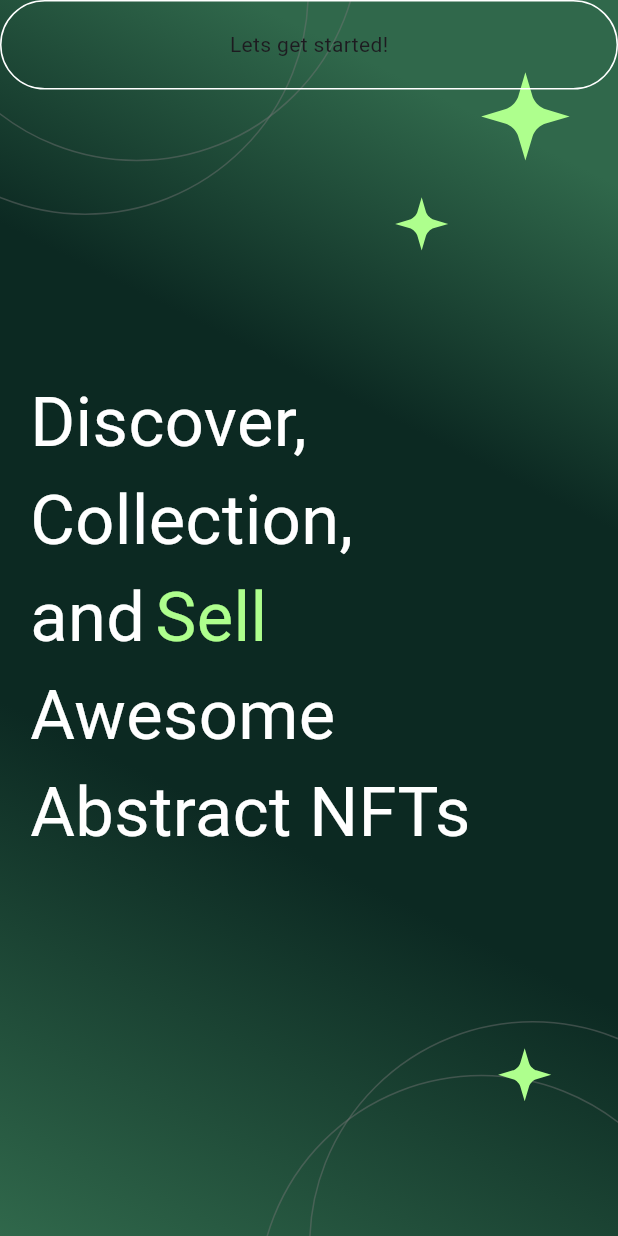
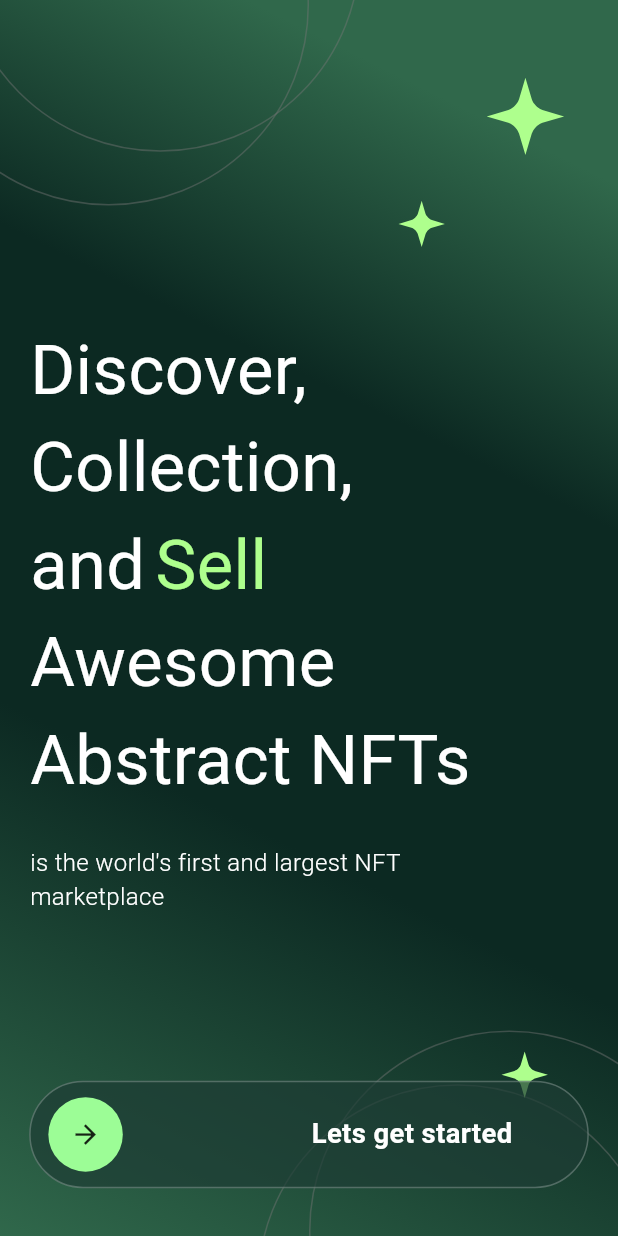
Before and after one commit to himayajawad19/NFTMarketPlace, a Flutter app: the screen it shows after launch, on a phone screen of 412 x 824 dp. Run offline on Flutter 3.47's test engine with Material 3 defaults, Android fonts, the phone set to English and light mode, and no system bars; our stand-ins replace flutter_riverpod, flutter_screenutil, flutter_svg.

Commit message:
Homescreen, intro slider and routes added. Font and logo updated

```diff
--- /dev/null
+++ b/lib/config/routes.dart
@@ -0,0 +1,81 @@
+import 'package:flutter/material.dart';
+import 'package:nftmarketplace/screens/home/home_view.dart';
+import 'package:nftmarketplace/screens/introSlider/introSliderView.dart';
+import 'package:nftmarketplace/screens/splash/splashView.dart';
+
+Route<dynamic> generateRoute(RouteSettings settings){
+  switch(settings.name){
+    case Splashview.route:
+    return PageRouteBuilder(
+        settings: settings,
+        pageBuilder: (_, __, ___) => const Splashview(),
+        transitionsBuilder: (_, a, __, c) => SlideTransition(
+          position: Tween<Offset>(
+            begin: const Offset(1.0, 0.0),
+            end: Offset.zero,
+          ).animate(
+            CurvedAnimation(
+              parent: a,
+              curve: Curves.easeInOut,
+            ),
+          ),
+          child: c,
+        ),
+        transitionDuration: const Duration(milliseconds: 1000),
+      );
+    case IntroSlider.route:
+    return PageRouteBuilder(
+        settings: settings,
+        pageBuilder: (_, __, ___) => const IntroSlider(),
+        transitionsBuilder: (_, a, __, c) => SlideTransition(
+          position: Tween<Offset>(
+            begin: const Offset(1.0, 0.0),
+            end: Offset.zero,
+          ).animate(
+            CurvedAnimation(
+              parent: a,
+              curve: Curves.easeInOut,
+            ),
+          ),
+          child: c,
+        ),
+        transitionDuration: const Duration(milliseconds: 1000),
+      );
+    case HomeView.route:
+    return PageRouteBuilder(
+        settings: settings,
+        pageBuilder: (_, __, ___) => const HomeView(),
+        transitionsBuilder: (_, a, __, c) => SlideTransition(
+          position: Tween<Offset>(
+            begin: const Offset(1.0, 0.0),
+            end: Offset.zero,
+          ).animate(
+            CurvedAnimation(
+              parent: a,
+              curve: Curves.easeInOut,
+            ),
+          ),
+          child: c,
+        ),
+        transitionDuration: const Duration(milliseconds: 1000),
+      );
+
+      default:
+      return errorRoute();
+
+  }
+}
+Route<dynamic> errorRoute() {
+  return MaterialPageRoute(
+    builder: (_) {
+      return Scaffold(
+        appBar: AppBar(
+          title: const Text('Arggg!'),
+        ),
+        body: const Center(
+          child: Text('Oh No! You should not be here! '),
+        ),
+      );
+    },
+  );
+}
--- a/lib/main.dart
+++ b/lib/main.dart
@@ -1,26 +1,31 @@
 import 'package:flutter/material.dart';
 import 'package:flutter_riverpod/flutter_riverpod.dart';
 import 'package:flutter_screenutil/flutter_screenutil.dart';
-import 'package:nftmarketplace/screens/splashscreen/splashView.dart';
+import 'package:nftmarketplace/config/routes.dart';
+import 'package:nftmarketplace/screens/introSlider/introSliderView.dart';
+import 'package:nftmarketplace/screens/splash/splashView.dart';
 
 void main() {
-  runApp(const ProviderScope(child:MyApp()));
+  runApp(const ProviderScope(child: MyApp()));
 }
 
 class MyApp extends StatelessWidget {
   const MyApp({super.key});
-
-  // This widget is the root of your application.
   @override
   Widget build(BuildContext context) {
-    return
-    ScreenUtilInit(
-      builder:  (_ , child) {
-      return MaterialApp(
-        title: 'Flutter Demo',
-        debugShowCheckedModeBanner: false,
-        home: const SplashView(),
-      );}
+    return ScreenUtilInit(
+      splitScreenMode: true,
+      // designSize: const Size(402, 874),
+      minTextAdapt: true,
+      builder: (_, child) {
+        return MaterialApp(
+          title: 'minted',
+          debugShowCheckedModeBanner: false,
+
+          initialRoute: Splashview.route,
+          onGenerateRoute: generateRoute,
+        );
+      },
     );
   }
 }
--- /dev/null
+++ b/lib/screens/introSlider/introSliderView.dart
@@ -0,0 +1,303 @@
+import 'package:flutter/material.dart';
+import 'package:flutter_riverpod/flutter_riverpod.dart';
+import 'package:flutter_screenutil/flutter_screenutil.dart';
+import 'package:flutter_svg/svg.dart';
+import 'package:nftmarketplace/screens/home/home_view.dart';
+
+class IntroSlider extends ConsumerStatefulWidget {
+  const IntroSlider({super.key});
+  static const route = '/introSlider';
+
+  @override
+  ConsumerState<IntroSlider> createState() => _IntroSliderState();
+}
+
+class _IntroSliderState extends ConsumerState<IntroSlider> {
+  bool _animateCircles = false;
+  bool _showText = false;
+
+  @override
+  void initState() {
+    super.initState();
+     Future.delayed(const Duration(milliseconds: 700), () {
+
+      setState(() {
+      _showText = true;
+    });
+    });
+    Future.delayed(const Duration(milliseconds: 1000), () {
+      setState(() {
+        _animateCircles = true;
+      });
+      setState(() {
+      _showText = true;
+    });
+    });
+  }
+
+  @override
+  Widget build(BuildContext context) {
+    return Scaffold(
+      body: Container(
+        height: MediaQuery.of(context).size.height,
+        width: double.infinity,
+        decoration: BoxDecoration(
+          gradient: LinearGradient(
+            begin: Alignment.topRight,
+            end: Alignment.bottomLeft,
+            stops: [0.12, 0.34435, 0.65343, 1],
+            colors: [
+              Color(0xFF30684b),
+              Color(0xFF0C2922),
+              Color(0xFF0C2922),
+              Color(0xFF30684b),
+            ],
+          ),
+        ),
+        child: Center(
+          child:
+          Column(
+            mainAxisAlignment: MainAxisAlignment.center,
+            children: [
+              Container(
+                height: MediaQuery.of(context).size.height,
+                width: double.infinity,
+
+                child: Stack(
+                  clipBehavior: Clip.none,
+                  children: [
+                    Positioned(
+                      right: 150.w,
+                      bottom: 560.h,
+                      child: AnimatedOpacity(
+                        duration: Duration(milliseconds: 800),
+                        opacity: _animateCircles ? 1.0 : 0.0,
+                        child: AnimatedContainer(
+                          duration: Duration(milliseconds: 2000),
+                          curve: Curves.easeInCirc,
+                          height: _animateCircles ? 330.h : 300.h,
+                          width: _animateCircles ? 250.h : 200.h,
+                          decoration: BoxDecoration(
+                            border: Border.all(
+                              width: 1,
+                              color: const Color.fromARGB(115, 117, 117, 117),
+                            ),
+                            shape: BoxShape.circle,
+                          ),
+                        ),
+                      ),
+                    ),
+                    Positioned(
+                      right: 180.w,
+                      bottom: 530.h,
+                      child: AnimatedOpacity(
+                        duration: Duration(milliseconds: 800),
+                        opacity: _animateCircles ? 1.0 : 0.0,
+                        child: AnimatedContainer(
+                          duration: Duration(milliseconds: 2000),
+                          curve: Curves.easeInCirc,
+                          height: _animateCircles ? 330.h : 300.h,
+                          width: _animateCircles ? 250.h : 200.h,
+                          decoration: BoxDecoration(
+                            border: Border.all(
+                              width: 1,
+                              color: const Color.fromARGB(115, 117, 117, 117),
+                            ),
+                            shape: BoxShape.circle,
+                          ),
+                        ),
+                      ),
+                    ),
+                    Positioned(
+                      left: 280.w,
+                      bottom: 600.h,
+                      child: AnimatedScale(
+                        scale: _animateCircles ? 1.0 : 0.0,
+                        duration: Duration(milliseconds: 2000),
+                        child: SvgPicture.asset(
+                          'assets/sparkle.svg',
+                          height: 50.h,
+                          color: Color(0xFFaeff8d),
+                        ),
+                      ),
+                    ),
+                    Positioned(
+                      left: 230.w,
+                      bottom: 550.h,
+                      child: AnimatedScale(
+                        scale: _animateCircles ? 1.0 : 0.0,
+                        duration: Duration(milliseconds: 2000),
+                        child: SvgPicture.asset(
+                          'assets/sparkle.svg',
+                          height: 30.h,
+                          color: Color(0xFFaeff8d),
+                        ),
+                      ),
+                    ),
+
+                    centerText(),
+                    Positioned(
+                      left: 150.w,
+                      top: 560.h,
+                      child: AnimatedOpacity(
+                        duration: Duration(milliseconds: 800),
+                        opacity: _animateCircles ? 1.0 : 0.0,
+                        child: AnimatedContainer(
+                          duration: Duration(milliseconds: 2000),
+                          curve: Curves.easeInCirc,
+                          height: _animateCircles ? 330.h : 300.h,
+                          width: _animateCircles ? 250.h : 200.h,
+                          decoration: BoxDecoration(
+                            border: Border.all(
+                              width: 1,
+                              color: const Color.fromARGB(115, 117, 117, 117),
+                            ),
+                            shape: BoxShape.circle,
+                          ),
+                        ),
+                      ),
+                    ),
+                    Positioned(
+                      left: 180.w,
+                      top: 530.h,
+                      child: AnimatedOpacity(
+                        duration: Duration(milliseconds: 800),
+                        opacity: _animateCircles ? 1.0 : 0.0,
+                        child: AnimatedContainer(
+                          curve: Curves.easeInCirc,
+                          duration: Duration(milliseconds: 2000),
+                          height: _animateCircles ? 330.h : 300.h,
+                          width: _animateCircles ? 250.h : 200.h,
+                          decoration: BoxDecoration(
+                            border: Border.all(
+                              width: 1,
+                              color: const Color.fromARGB(115, 117, 117, 117),
+                            ),
+                            shape: BoxShape.circle,
+                          ),
+                        ),
+                      ),
+                    ),
+                    Positioned(
+                      left: 290.w,
+                      top: 585.h,
+                      child: AnimatedScale(
+                        scale: _animateCircles ? 1.0 : 0.0,
+                        duration: Duration(milliseconds: 2000),
+                        child: SvgPicture.asset(
+                          'assets/sparkle.svg',
+                          height: 30.h,
+                          color: Color(0xFFaeff8d),
+                        ),
+                      ),
+                    ),
+                    Positioned(
+                      left: 10.w,
+                      right: 10.w,
+                      bottom: 20.h,
+                      child:
+                      AnimatedSlide(
+                            duration: Duration(milliseconds: 1000),
+                            offset: _showText?Offset(0, 0) : Offset(0, 0.3),
+                        child: centerButton()),
+                    ),
+                  ],
+                ),
+              ),
+            ],
+          ),
+        ),
+      ),
+    );
+  }
+
+Widget centerText() {
+  return AnimatedSlide(
+    duration: Duration(milliseconds: 1000),
+    offset: _showText ? Offset(0, 0) : Offset(0, 0.3), // slides up
+    curve: Curves.linearToEaseOut,
+    child: AnimatedOpacity(
+      duration: Duration(milliseconds: 800),
+      opacity: _showText ? 1.0 : 0.0,
+      child: Padding(
+        padding: const EdgeInsets.symmetric(horizontal: 20.0, vertical: 40),
+        child:
+        Column(
+          mainAxisAlignment: MainAxisAlignment.center,
+          crossAxisAlignment: CrossAxisAlignment.start,
+          children: [
+            Text("Discover,", style: TextStyle(fontSize: 40.sp, color: Colors.white)),
+            Text("Collection,", style: TextStyle(fontSize: 40.sp, color: Colors.white)),
+            Row(
+              children: [
+                Text("and", style: TextStyle(fontSize: 40.sp, color: Colors.white)),
+                SizedBox(width: 6.w),
+                Text("Sell", style: TextStyle(fontSize: 40.sp, color: Color(0xFFaeff8d))),
+              ],
+            ),
+            Text("Awesome", style: TextStyle(fontSize: 40.sp, color: Colors.white)),
+            Text("Abstract NFTs", style: TextStyle(fontSize: 40.sp, color: Colors.white)),
+            SizedBox(height: 20.h),
+            Text(
+              "is the world's first and largest NFT \nmarketplace",
+              style: TextStyle(
+                fontSize: 14.sp,
+                color: Colors.white,
+                fontWeight: FontWeight.w300,
+              ),
+            ),
+          ],
+        ),
+      ),
+    ),
+  );
+}
+
+  Widget centerButton() {
+    return GestureDetector(
+      onTap: () {
+       Navigator.pushNamed(context, HomeView.route);
+      },
+      child: Padding(
+        padding: const EdgeInsets.all(8.0),
+        child: Container(
+          height: 60.h,
+          width: double.infinity,
+          decoration: BoxDecoration(
+            color: const Color(0xff1d3c34).withOpacity(0.7),
+            borderRadius: BorderRadius.circular(50.0),
+            border: Border.all(width: 1, color: Colors.white24),
+          ),
+          child: Center(
+            child: Padding(
+              padding: const EdgeInsets.fromLTRB(8.0, 10, 50, 10),
+              child: Row(
+                mainAxisAlignment: MainAxisAlignment.spaceBetween,
+                children: [
+                  Container(
+                    height: 50.h,
+                    width: 50.w,
+
+                    decoration: BoxDecoration(
+                      color: Color(0xff9cfd96),
+                      shape: BoxShape.circle,
+                    ),
+                    child: Icon(Icons.arrow_forward, size: 18.sp),
+                  ),
+                  Text(
+                    "Lets get started",
+                    style: TextStyle(
+                      fontSize: 16.sp,
+                      color: Colors.white,
+                      fontWeight: FontWeight.w600,
+                    ),
+                  ),
+                ],
+              ),
+            ),
+          ),
+        ),
+      ),
+    );
+  }
+}
```
Also changed, not shown: assets/fonts/Zain/OFL.txt (added, +93 -0 lines), lib/screens/home/home_view.dart (added, +134 -0 lines), lib/screens/splash/splashView.dart (added, +73 -0 lines), pubspec.yaml (+11 -11 lines), assets/fonts/Zain/Zain-Black.ttf (added), assets/fonts/Zain/Zain-Bold.ttf (added), assets/fonts/Zain/Zain-ExtraBold.ttf (added), assets/fonts/Zain/Zain-ExtraLight.ttf (added), assets/fonts/Zain/Zain-Italic.ttf (added), assets/fonts/Zain/Zain-Light.ttf (added), assets/fonts/Zain/Zain-LightItalic.ttf (added), assets/fonts/Zain/Zain-Regular.ttf (added), assets/profile.jpg (added), lib/screens/home/home_state.dart (added), 3 more files, 7 other files.
